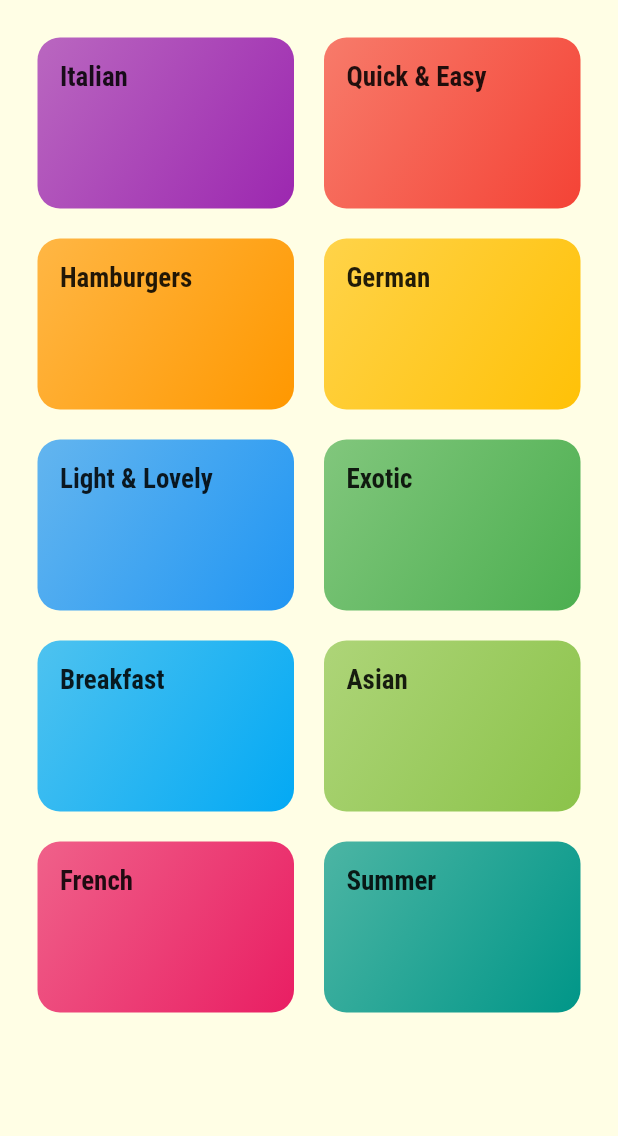
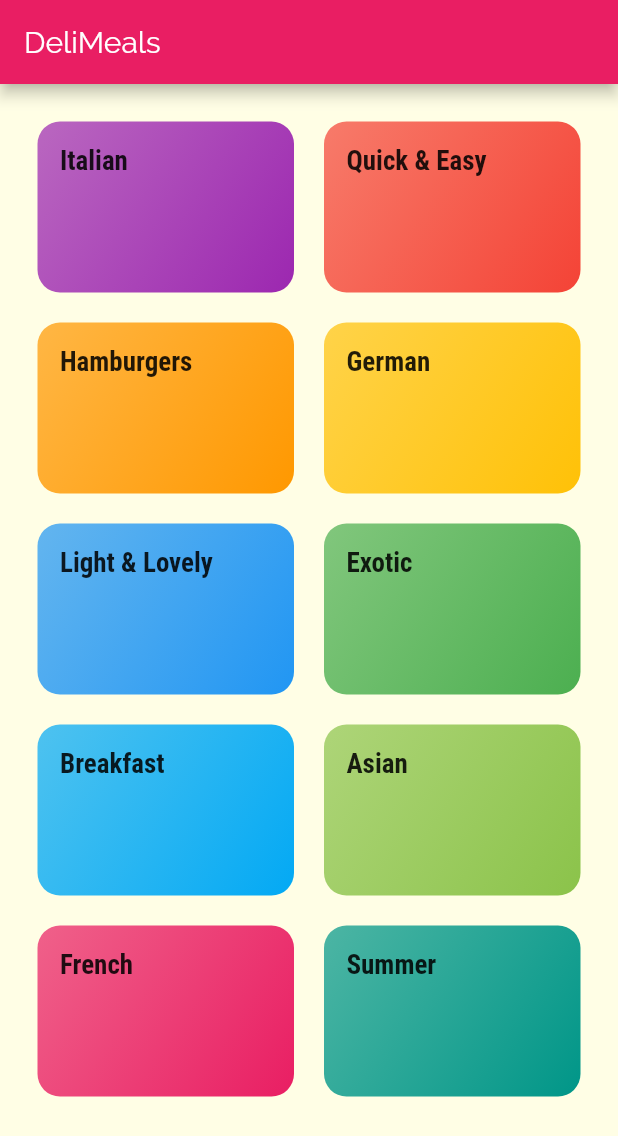
Before and after one commit to bigpel66/Flutter_Practice, a Flutter app: the CategoriesScreen screen opened directly, on a phone screen of 412 x 824 dp. Shown: the top 1136 px of the screen. Run offline on Flutter 3.47's test engine with Material 2 defaults, Android fonts, the phone set to English and light mode, and no system bars.

Commit message:
navigator for the category item

```diff
--- a/Udemy/Learn Flutter & Dart to Build iOS & Android Apps/Section 07/flutter_meals_app/lib/categories_screen.dart
+++ b/Udemy/Learn Flutter & Dart to Build iOS & Android Apps/Section 07/flutter_meals_app/lib/categories_screen.dart
@@ -5,17 +5,20 @@ import './dummy_data.dart';
 class CategoriesScreen extends StatelessWidget {
   @override
   Widget build(BuildContext context) {
-    return GridView(
+    return Scaffold(
+      appBar: AppBar(title: const Text('DeliMeals')),
+      body: GridView(
         padding: const EdgeInsets.all(25),
         children: DUMMY_CATEGORIES.map((data) {
           return CategoryItem(title: data.title, color: data.color);
         }).toList(),
-      gridDelegate: SliverGridDelegateWithMaxCrossAxisExtent(
+        gridDelegate: const SliverGridDelegateWithMaxCrossAxisExtent(
           maxCrossAxisExtent: 200,
           childAspectRatio: 3 / 2,
           crossAxisSpacing: 20,
           mainAxisSpacing: 20,
         ),
+      ),
     );
   }
 }
--- a/Udemy/Learn Flutter & Dart to Build iOS & Android Apps/Section 07/flutter_meals_app/lib/category_item.dart
+++ b/Udemy/Learn Flutter & Dart to Build iOS & Android Apps/Section 07/flutter_meals_app/lib/category_item.dart
@@ -1,4 +1,5 @@
 import 'package:flutter/material.dart';
+import 'package:flutter_meals_app/category_meals_screen.dart';
 
 class CategoryItem extends StatelessWidget {
   final String title;
@@ -6,9 +7,19 @@ class CategoryItem extends StatelessWidget {
 
   CategoryItem({@required this.title, @required this.color});
 
+  void _selectCategory(BuildContext context) {
+    Navigator.of(context).push(MaterialPageRoute(builder: (_) {
+      return CategoryMealsScreen();
+    }));
+  }
+
   @override
   Widget build(BuildContext context) {
-    return Container(
+    return InkWell(
+      onTap: () => _selectCategory(context),
+      splashColor: Theme.of(context).primaryColor,
+      borderRadius: BorderRadius.circular(15),
+      child: Container(
         padding: const EdgeInsets.all(15),
         child: Text(
           title,
@@ -25,6 +36,7 @@ class CategoryItem extends StatelessWidget {
           ),
           borderRadius: BorderRadius.circular(15),
         ),
+      ),
     );
   }
 }
```
Also changed, not shown: Udemy/Learn Flutter & Dart to Build iOS & Android Apps/Section 07/flutter_meals_app/lib/category_meals_screen.dart (added, +13 -0 lines), Udemy/Learn Flutter & Dart to Build iOS & Android Apps/Section 07/flutter_meals_app/lib/main.dart (+14 -49 lines). Lines whose indentation alone changed are shown as unchanged.
